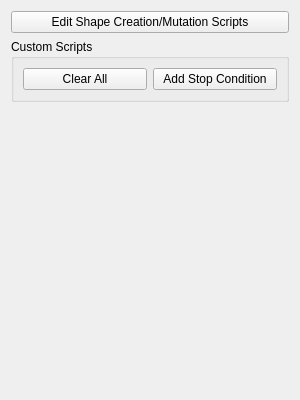
The window that geometrize/dialog/imagetaskscriptingwidget.ui (Tw1ddle/geometrize) describes before a commit, drawn with Qt 5.
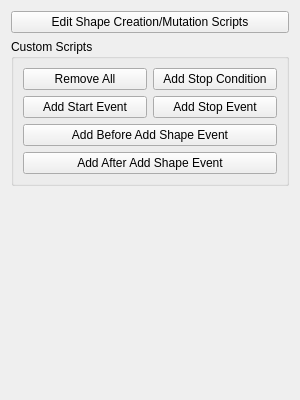
The same window after the commit.

Commit message: More work on scripting widget

Diff of the .ui file:
```diff
--- a/geometrize/dialog/imagetaskscriptingwidget.ui
+++ b/geometrize/dialog/imagetaskscriptingwidget.ui
@@ -28,21 +28,49 @@
      </property>
      <layout class="QVBoxLayout" name="verticalLayout">
       <item>
-       <layout class="QHBoxLayout" name="horizontalLayout">
-        <item>
-         <widget class="QPushButton" name="clearStopConditionsButton">
-          <property name="text">
-           <string>Clear All</string>
-          </property>
-         </widget>
-        </item>
-        <item>
+       <layout class="QGridLayout" name="gridLayout">
+        <item row="0" column="1">
          <widget class="QPushButton" name="addStopConditionButton">
           <property name="text">
            <string>Add Stop Condition</string>
           </property>
          </widget>
         </item>
+        <item row="0" column="0">
+         <widget class="QPushButton" name="clearScriptsButton">
+          <property name="text">
+           <string>Remove All</string>
+          </property>
+         </widget>
+        </item>
+        <item row="2" column="0" colspan="2">
+         <widget class="QPushButton" name="addBeforeAddShapeEvent">
+          <property name="text">
+           <string>Add Before Add Shape Event</string>
+          </property>
+         </widget>
+        </item>
+        <item row="1" column="1">
+         <widget class="QPushButton" name="addStartEventButton">
+          <property name="text">
+           <string>Add Stop Event</string>
+          </property>
+         </widget>
+        </item>
+        <item row="1" column="0">
+         <widget class="QPushButton" name="addStopEventButton">
+          <property name="text">
+           <string>Add Start Event</string>
+          </property>
+         </widget>
+        </item>
+        <item row="3" column="0" colspan="2">
+         <widget class="QPushButton" name="addAfterAddShapeEvent">
+          <property name="text">
+           <string>Add After Add Shape Event</string>
+          </property>
+         </widget>
+        </item>
        </layout>
       </item>
       <item>
```
Left out of the diff: 4 changed lines with no effect on the pictures. The commit also changes 3 other files.
